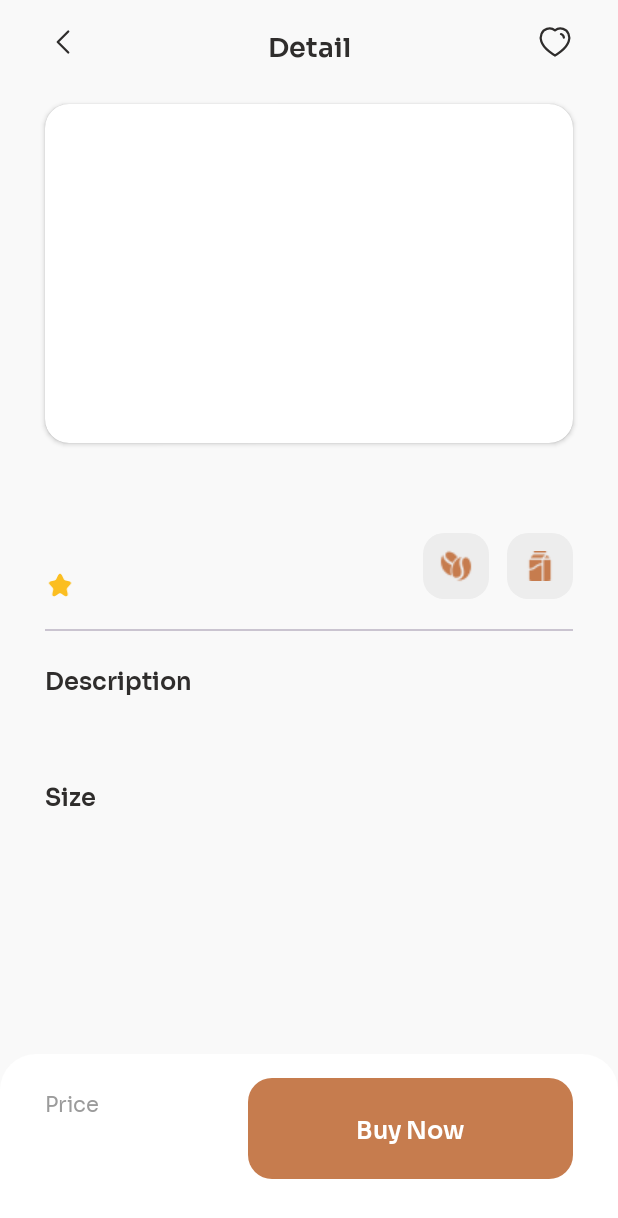
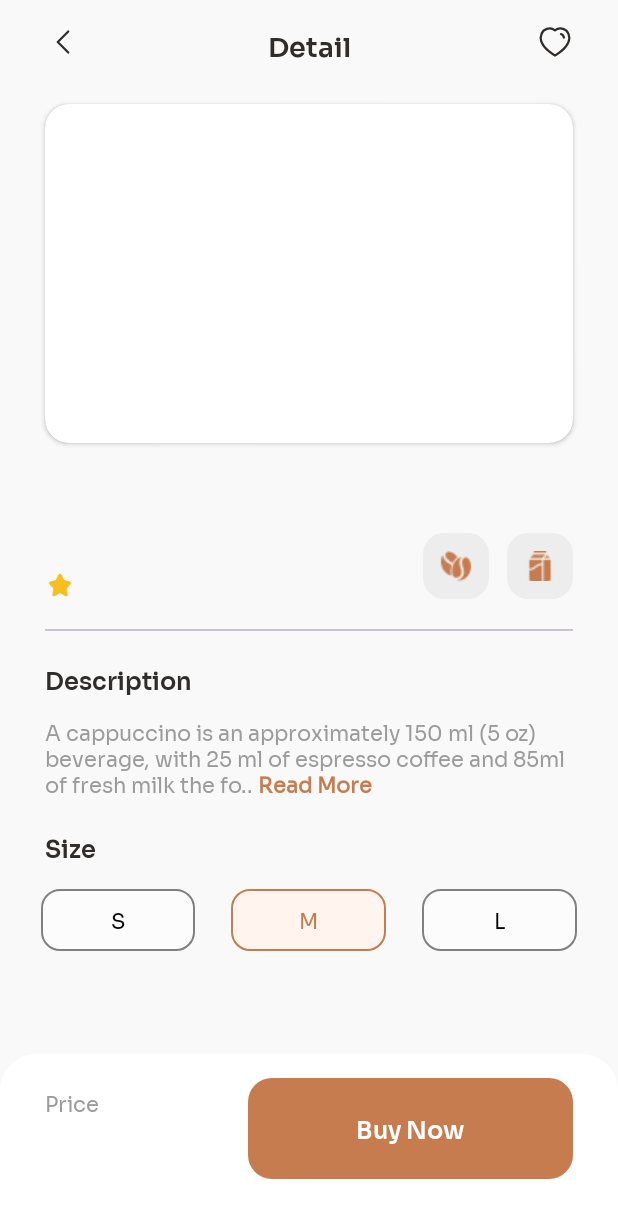
Before and after one commit to Limbyc/MyApplication, an Android app: the DetailFragment screen opened through its navigation route, on a phone screen of 412 x 824 dp. Shown: the top 1218 px of the screen. Run offline under Robolectric (Android 15) with nearby library versions, the phone set to English and light mode, and no system bars; our stand-ins replace navigation-ui; plain views replace ChipNavigationBar; 2 statements that could not run were skipped.

Commit message:
creating tabLayout on DetailFragment and SpannableString

```diff
--- a/app/src/main/java/com/valance/myapplication/ui/data/Coffee.kt
+++ b/app/src/main/java/com/valance/myapplication/ui/data/Coffee.kt
@@ -9,7 +9,8 @@ data class Coffee(
     val price: Double,
     val imageResourceId: Int,
     val category: String,
-    val id: Int
+    val id: Int,
+    val count: Int
 ) : Parcelable {
     constructor(parcel: Parcel) : this(
         parcel.readString() ?: "",
@@ -19,6 +20,7 @@ data class Coffee(
         parcel.readDouble(),
         parcel.readInt(),
         parcel.readString() ?: "",
+        parcel.readInt(),
         parcel.readInt()
     )
 
--- a/app/src/main/java/com/valance/myapplication/ui/fragments/DetailFragment.kt
+++ b/app/src/main/java/com/valance/myapplication/ui/fragments/DetailFragment.kt
@@ -1,13 +1,22 @@
 package com.valance.myapplication.ui.fragments
 
 import Coffee
+import android.content.Context
+import android.graphics.Typeface
 import android.os.Bundle
-import android.util.Log
+import android.text.Spannable
+import android.text.SpannableString
+import android.text.style.ForegroundColorSpan
+import android.text.style.StyleSpan
 import android.view.LayoutInflater
 import android.view.View
 import android.view.ViewGroup
-import android.widget.ImageView
+import android.widget.TextView
+import androidx.core.content.ContextCompat
+import androidx.core.content.res.ResourcesCompat
 import androidx.fragment.app.Fragment
+import androidx.navigation.fragment.findNavController
+import com.google.android.material.tabs.TabLayout
 import com.valance.myapplication.R
 import com.valance.myapplication.databinding.DetailFragmentBinding
 import com.valance.myapplication.ui.data.CoffeeData
@@ -15,6 +24,8 @@ import com.valance.myapplication.ui.data.CoffeeData
 class DetailFragment : Fragment() {
 
     lateinit var binding: DetailFragmentBinding
+    private var tabLayout: TabLayout? = null
+
 
     override fun onCreateView(
         inflater: LayoutInflater,
@@ -30,12 +41,93 @@ class DetailFragment : Fragment() {
                 binding.nameCoffee.text = it.name
                 binding.rating.text = "${it.rating}"
                 binding.description.text = it.description
-                binding.price.text = it.price.toString()
+                binding.price.text = "$ ${it.price}"
+                binding.count.text = "(${it.count})"
 
                 binding.imageCoffee1.setImageResource(it.imageResourceId)
             }
         }
 
+        val textView = binding.appCompatTextView6
+        textView.setOnClickListener { onReadMoreClick(textView) }
+        setStyledText(textView, R.string.read_more_text)
+
         return binding.root
     }
+
+    override fun onViewCreated(view: View, savedInstanceState: Bundle?) {
+        super.onViewCreated(view, savedInstanceState)
+
+        tabLayout = binding.SizeCoffee
+        val coffeeSize = listOf("S","M","L")
+
+        for (coffeeSizes in coffeeSize) {
+            val tab = tabLayout?.newTab()
+            val customTabView = createTabView(coffeeSizes)
+            tab?.customView = customTabView
+            tab?.tag = coffeeSizes
+            tabLayout?.addTab(tab!!)
+        }
+        tabLayout?.addOnTabSelectedListener(createTabListener())
+        tabLayout?.getTabAt(1)?.select()
+
+        binding.appCompatImageView4.setOnClickListener{
+            findNavController().navigate(R.id.mainFragment)
+        }
+
+
+    }
+
+    private fun createTabView(text: String): View {
+        val customTabView = LayoutInflater.from(context).inflate(R.layout.size_coffee, null) as TextView
+        customTabView.text = text
+        return customTabView
+    }
+    private fun setStyledText(textView: TextView, stringResourceId: Int) {
+        val context: Context = requireContext()
+
+        val customTypeface = ResourcesCompat.getFont(context, R.font.sora_semibold)
+
+        val spannableString = SpannableString(context.getString(stringResourceId))
+        val colorSpan = ForegroundColorSpan(context.resources.getColor(R.color.button))
+        val styleSpan = StyleSpan(Typeface.BOLD)
+
+        spannableString.setSpan(colorSpan, spannableString.length - 9, spannableString.length, Spannable.SPAN_EXCLUSIVE_EXCLUSIVE)
+        spannableString.setSpan(styleSpan, spannableString.length - 9, spannableString.length, Spannable.SPAN_EXCLUSIVE_EXCLUSIVE)
+
+        textView.text = spannableString
+    }
+
+    private fun onReadMoreClick(view: View) {
+        val textView = view as TextView
+        textView.maxLines = Integer.MAX_VALUE
+        textView.setText(R.string.additional_text)
+    }
+
+    private fun createTabListener(): TabLayout.OnTabSelectedListener {
+        return object : TabLayout.OnTabSelectedListener {
+            override fun onTabSelected(tab: TabLayout.Tab) {
+                val selectedCoffeeType: String? = tab.tag as? String
+                selectedCoffeeType?.let {
+                }
+                updateTabAppearance(tab, R.color.price_detail, R.drawable.size_coffee_press, R.font.sora_regular)
+            }
+
+
+            override fun onTabUnselected(tab: TabLayout.Tab?) {
+                updateTabAppearance(tab, R.color.black, R.drawable.size_coffee_bg, R.font.sora_regular)
+            }
+
+            override fun onTabReselected(tab: TabLayout.Tab) {
+                onTabSelected(tab)
+            }
+        }
+    }
+
+    private fun updateTabAppearance(tab: TabLayout.Tab?, textColorResId: Int, backgroundDrawableResId: Int, fontResourceId: Int) {
+        val customTabView = tab?.customView as? TextView
+        customTabView?.setTextColor(ContextCompat.getColor(requireContext(), textColorResId))
+        customTabView?.background = ContextCompat.getDrawable(requireContext(), backgroundDrawableResId)
+        customTabView?.typeface = ResourcesCompat.getFont(requireContext(), fontResourceId)
+    }
 }
--- /dev/null
+++ b/app/src/main/res/drawable/size_coffee_bg.xml
@@ -0,0 +1,8 @@
+<?xml version="1.0" encoding="utf-8"?>
+<shape xmlns:android="http://schemas.android.com/apk/res/android">
+    <solid android:color="#80FFFFFF"/>
+    <corners android:radius="12dp"/>
+    <stroke
+        android:width="1dp"
+        android:color="#808080"/>
+</shape>
--- /dev/null
+++ b/app/src/main/res/drawable/size_coffee_press.xml
@@ -0,0 +1,8 @@
+<?xml version="1.0" encoding="utf-8"?>
+<shape xmlns:android="http://schemas.android.com/apk/res/android">
+    <solid android:color="#FFF5EE"/>
+    <corners android:radius="12dp"/>
+    <stroke
+        android:width="1dp"
+        android:color="#C67C4E"/>
+</shape>
--- a/app/src/main/res/layout/detail_fragment.xml
+++ b/app/src/main/res/layout/detail_fragment.xml
@@ -122,20 +122,23 @@
         android:layout_height="wrap_content"
         android:textColor="@color/rating"
         android:textSize="16sp"
-        android:layout_marginTop="16dp"
+        android:gravity="center"
+        android:layout_marginTop="13dp"
         android:fontFamily="@font/sora_semibold"
         app:layout_constraintStart_toEndOf="@+id/appCompatImageView6"
         app:layout_constraintTop_toBottomOf="@+id/description" />
 
     <androidx.appcompat.widget.AppCompatTextView
         android:id="@+id/count"
+        android:gravity="center"
         android:layout_width="wrap_content"
         android:layout_height="wrap_content"
         android:fontFamily="@font/sora_regular"
         android:textColor="@color/count"
         android:textSize="12sp"
+        android:layout_marginStart="4dp"
         app:layout_constraintStart_toEndOf="@+id/rating"
-        android:layout_marginTop="16dp"
+        android:layout_marginTop="18dp"
         app:layout_constraintTop_toBottomOf="@+id/description" />
 
     <com.google.android.material.divider.MaterialDivider
@@ -167,11 +170,17 @@
         android:id="@+id/appCompatTextView6"
         android:layout_width="match_parent"
         android:layout_height="wrap_content"
+        android:layout_marginTop="12dp"
+        android:clickable="true"
         android:layout_marginStart="30dp"
-        android:layout_marginTop="12dp"
+        android:layout_marginEnd="30dp"
         android:fontFamily="@font/sora_regular"
+        android:maxLines="3"
+        android:onClick="onReadMoreClick"
+        android:text="A cappuccino is an approximately 150 ml (5 oz) beverage, with 25 ml of espresso coffee and 85ml of fresh milk the fo.. Read More"
         android:textColor="@color/text_detail"
         android:textSize="14sp"
+        app:layout_constraintEnd_toEndOf="parent"
         app:layout_constraintStart_toStartOf="parent"
         app:layout_constraintTop_toBottomOf="@+id/appCompatTextView3" />
 
@@ -187,6 +196,22 @@
         android:textSize="16sp"
         app:layout_constraintStart_toStartOf="parent"
         app:layout_constraintTop_toBottomOf="@+id/appCompatTextView6" />
+
+    <com.google.android.material.tabs.TabLayout
+        android:id="@+id/SizeCoffee"
+        android:background="@color/bg"
+        android:layout_width="match_parent"
+        android:layout_height="wrap_content"
+        android:layout_marginTop="12dp"
+        app:tabIndicator="@drawable/coffee_types"
+        app:tabIndicatorAnimationMode="elastic"
+        android:layout_marginStart="15dp"
+        android:layout_marginEnd="15dp"
+        app:tabIndicatorColor="@null"
+        app:tabRippleColor="@null"
+        app:layout_constraintEnd_toEndOf="parent"
+        app:layout_constraintStart_toStartOf="parent"
+        app:layout_constraintTop_toBottomOf="@+id/appCompatTextView7" />
 
     <RelativeLayout
         android:layout_width="match_parent"
--- /dev/null
+++ b/app/src/main/res/layout/size_coffee.xml
@@ -0,0 +1,14 @@
+<?xml version="1.0" encoding="utf-8"?>
+<TextView
+    xmlns:android="http://schemas.android.com/apk/res/android"
+    android:id="@+id/textView"
+    android:layout_width="wrap_content"
+    android:layout_height="wrap_content"
+    android:background="@drawable/size_coffee_bg"
+    android:text=""
+    android:textColor="@color/black"
+    android:fontFamily="@font/sora_regular"
+    android:textSize="14sp"
+    android:gravity="center"
+    android:paddingTop="10dp"
+    android:paddingBottom="10dp"/>
--- a/app/src/main/res/values/strings.xml
+++ b/app/src/main/res/values/strings.xml
@@ -12,4 +12,6 @@
     <string name="description">Description</string>
     <string name="price">Price</string>
     <string name="buy_now">Buy Now</string>
+    <string name="read_more_text">A cappuccino is an approximately 150 ml (5 oz) beverage, with 25 ml of espresso coffee and 85ml of fresh milk the fo.. Read More</string>
+    <string name="additional_text">"A cappuccino is an approximately 150 ml (5 oz) beverage, with 25 ml of espresso coffee and 85 ml of fresh milk. The foamy milk on top, often decorated with a sprinkle of cocoa powder or cinnamon, gives cappuccino its distinctive appearance and rich flavor."</string>
 </resources>
```
Also changed, not shown: app/src/main/java/com/valance/myapplication/ui/data/CoffeeData.kt (+20 -20 lines).
